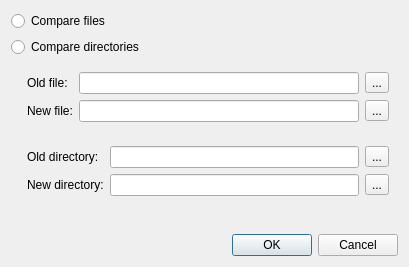
This is src/gui/dialogs/diffopendialog.ui in KDE/kommit as Qt 5 draws it before an edit. The edited form follows.
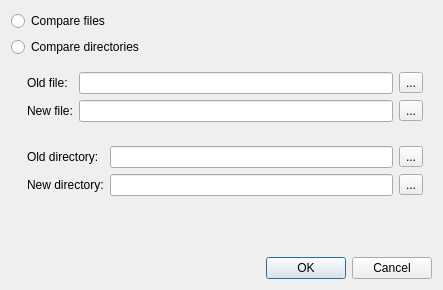
This is the edited form. Icons and pictures are not drawn.

Commit message: Set window title

Diff of the .ui file:
```diff
--- a/src/gui/dialogs/diffopendialog.ui
+++ b/src/gui/dialogs/diffopendialog.ui
@@ -6,8 +6,8 @@
    <rect>
     <x>0</x>
     <y>0</y>
-    <width>409</width>
-    <height>267</height>
+    <width>443</width>
+    <height>290</height>
    </rect>
   </property>
   <property name="windowTitle">
```
Left out of the diff: 5 changed lines with no effect on the pictures.
